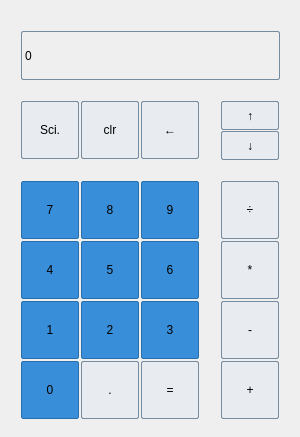
The window that src/mainwindow.ui (cs3100-team10/calc01) describes before a commit, drawn with Qt 5.
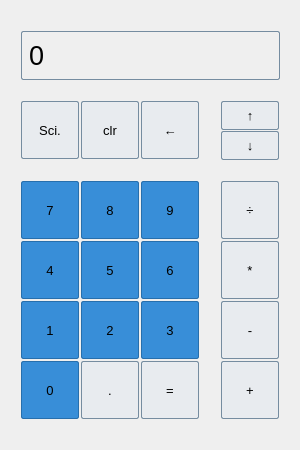
The same window after the commit.

Patch:
```diff
--- a/src/mainwindow.ui
+++ b/src/mainwindow.ui
@@ -7,7 +7,7 @@
     <x>0</x>
     <y>0</y>
     <width>300</width>
-    <height>437</height>
+    <height>450</height>
    </rect>
   </property>
   <property name="windowTitle">
@@ -23,6 +23,15 @@
       <height>51</height>
      </rect>
     </property>
+    <property name="font">
+     <font>
+      <family>Ubuntu</family>
+      <pointsize>20</pointsize>
+      <weight>3</weight>
+      <italic>false</italic>
+      <bold>false</bold>
+     </font>
+    </property>
     <property name="styleSheet">
      <string notr="true">QLabel {
 	font: 25 20pt &quot;Ubuntu&quot;;
@@ -53,6 +62,11 @@
       <height>0</height>
      </size>
     </property>
+    <property name="font">
+     <font>
+      <pointsize>10</pointsize>
+     </font>
+    </property>
     <property name="styleSheet">
      <string notr="true">QPushButton {
 	background-color: #e8ebef;
@@ -90,6 +104,11 @@
       <height>0</height>
      </size>
     </property>
+    <property name="font">
+     <font>
+      <pointsize>10</pointsize>
+     </font>
+    </property>
     <property name="styleSheet">
      <string notr="true">QPushButton {
 	background-color: #e8ebef;
@@ -127,6 +146,11 @@
       <height>0</height>
      </size>
     </property>
+    <property name="font">
+     <font>
+      <pointsize>10</pointsize>
+     </font>
+    </property>
     <property name="styleSheet">
      <string notr="true">QPushButton {
 	background-color: #e8ebef;
@@ -164,6 +188,11 @@
       <height>0</height>
      </size>
     </property>
+    <property name="font">
+     <font>
+      <pointsize>10</pointsize>
+     </font>
+    </property>
     <property name="styleSheet">
      <string notr="true">QPushButton {
 	background-color: #e8ebef;
@@ -201,6 +230,11 @@
       <height>0</height>
      </size>
     </property>
+    <property name="font">
+     <font>
+      <pointsize>10</pointsize>
+     </font>
+    </property>
     <property name="styleSheet">
      <string notr="true">QPushButton {
 	background-color: #388ed8;
@@ -238,6 +272,11 @@
       <height>0</height>
      </size>
     </property>
+    <property name="font">
+     <font>
+      <pointsize>10</pointsize>
+     </font>
+    </property>
     <property name="styleSheet">
      <string notr="true">QPushButton {
 	background-color: #e8ebef;
@@ -275,6 +314,11 @@
       <height>0</height>
      </size>
     </property>
+    <property name="font">
+     <font>
+      <pointsize>10</pointsize>
+     </font>
+    </property>
     <property name="styleSheet">
      <string notr="true">QPushButton {
 	background-color: #388ed8;
@@ -312,6 +356,11 @@
       <height>0</height>
      </size>
     </property>
+    <property name="font">
+     <font>
+      <pointsize>10</pointsize>
+     </font>
+    </property>
     <property name="styleSheet">
      <string notr="true">QPushButton {
 	background-color: #388ed8;
@@ -349,6 +398,11 @@
       <height>0</height>
      </size>
     </property>
+    <property name="font">
+     <font>
+      <pointsize>10</pointsize>
+     </font>
+    </property>
     <property name="styleSheet">
      <string notr="true">QPushButton {
 	background-color: #388ed8;
@@ -386,6 +440,11 @@
       <height>0</height>
      </size>
     </property>
+    <property name="font">
+     <font>
+      <pointsize>10</pointsize>
+     </font>
+    </property>
     <property name="styleSheet">
      <string notr="true">QPushButton {
 	background-color: #e8ebef;
@@ -423,6 +482,11 @@
       <height>0</height>
      </size>
     </property>
+    <property name="font">
+     <font>
+      <pointsize>10</pointsize>
+     </font>
+    </property>
     <property name="styleSheet">
      <string notr="true">QPushButton {
 	background-color: #388ed8;
@@ -460,6 +524,11 @@
       <height>0</height>
      </size>
     </property>
+    <property name="font">
+     <font>
+      <pointsize>10</pointsize>
+     </font>
+    </property>
     <property name="styleSheet">
      <string notr="true">QPushButton {
 	background-color: #388ed8;
@@ -497,6 +566,11 @@
       <height>0</height>
      </size>
     </property>
+    <property name="font">
+     <font>
+      <pointsize>10</pointsize>
+     </font>
+    </property>
     <property name="styleSheet">
      <string notr="true">QPushButton {
 	background-color: #388ed8;
@@ -534,6 +608,11 @@
       <height>0</height>
      </size>
     </property>
+    <property name="font">
+     <font>
+      <pointsize>10</pointsize>
+     </font>
+    </property>
     <property name="styleSheet">
      <string notr="true">QPushButton {
 	background-color: #e8ebef;
@@ -571,6 +650,11 @@
       <height>0</height>
      </size>
     </property>
+    <property name="font">
+     <font>
+      <pointsize>10</pointsize>
+     </font>
+    </property>
     <property name="styleSheet">
      <string notr="true">QPushButton {
 	background-color: #388ed8;
@@ -608,6 +692,11 @@
       <height>0</height>
      </size>
     </property>
+    <property name="font">
+     <font>
+      <pointsize>10</pointsize>
+     </font>
+    </property>
     <property name="styleSheet">
      <string notr="true">QPushButton {
 	background-color: #388ed8;
@@ -645,6 +734,11 @@
       <height>0</height>
      </size>
     </property>
+    <property name="font">
+     <font>
+      <pointsize>10</pointsize>
+     </font>
+    </property>
     <property name="styleSheet">
      <string notr="true">QPushButton {
 	background-color: #e8ebef;
@@ -682,6 +776,11 @@
       <height>0</height>
      </size>
     </property>
+    <property name="font">
+     <font>
+      <pointsize>10</pointsize>
+     </font>
+    </property>
     <property name="styleSheet">
      <string notr="true">QPushButton {
 	background-color: #e8ebef;
@@ -719,6 +818,11 @@
       <height>0</height>
      </size>
     </property>
+    <property name="font">
+     <font>
+      <pointsize>10</pointsize>
+     </font>
+    </property>
     <property name="styleSheet">
      <string notr="true">QPushButton {
 	background-color: #388ed8;
@@ -756,6 +860,11 @@
       <height>0</height>
      </size>
     </property>
+    <property name="font">
+     <font>
+      <pointsize>10</pointsize>
+     </font>
+    </property>
     <property name="styleSheet">
      <string notr="true">QPushButton {
 	background-color: #e8ebef;
@@ -793,6 +902,11 @@
       <height>0</height>
      </size>
     </property>
+    <property name="font">
+     <font>
+      <pointsize>10</pointsize>
+     </font>
+    </property>
     <property name="styleSheet">
      <string notr="true">QPushButton {
 	background-color: #e8ebef;
```
